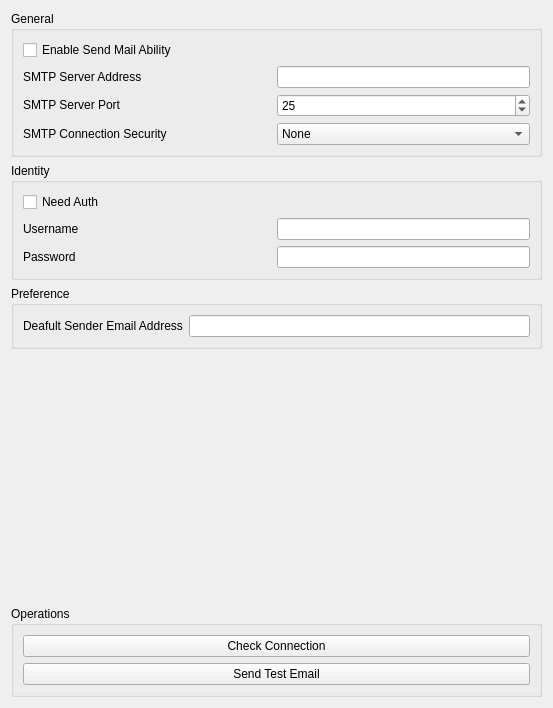
Above: ui/SendMailSettings.ui from saturneric/GpgFrontend before the change. Below: the same form after it.
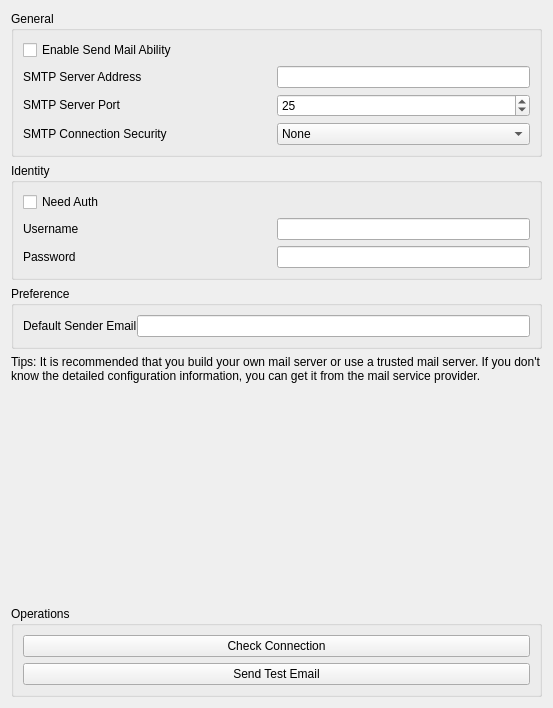
That is the form after the change.

```diff
--- a/ui/SendMailSettings.ui
+++ b/ui/SendMailSettings.ui
@@ -295,6 +295,9 @@
           <item>
            <widget class="QWidget" name="horizontalWidget_5" native="true">
             <layout class="QHBoxLayout" name="horizontalLayout_6">
+             <property name="spacing">
+              <number>0</number>
+             </property>
              <property name="leftMargin">
               <number>0</number>
              </property>
@@ -310,7 +313,10 @@
              <item>
               <widget class="QLabel" name="passwordLabel_3">
                <property name="text">
-                <string>Deafult Sender Email Address</string>
+                <string>Default Sender Email</string>
+               </property>
+               <property name="margin">
+                <number>5</number>
                </property>
               </widget>
              </item>
@@ -325,6 +331,16 @@
        </layout>
       </widget>
      </item>
+     <item>
+      <widget class="QLabel" name="tipsLabel">
+       <property name="text">
+        <string>Tips: It is recommended that you build your own mail server or use a trusted mail server. If you don't know the detailed configuration information, you can get it from the mail service provider.</string>
+       </property>
+       <property name="wordWrap">
+        <bool>true</bool>
+       </property>
+      </widget>
+     </item>
      <item>
       <spacer name="verticalSpacer">
        <property name="orientation">
```
Left out of the diff: 8 changed lines with no effect on the pictures.
